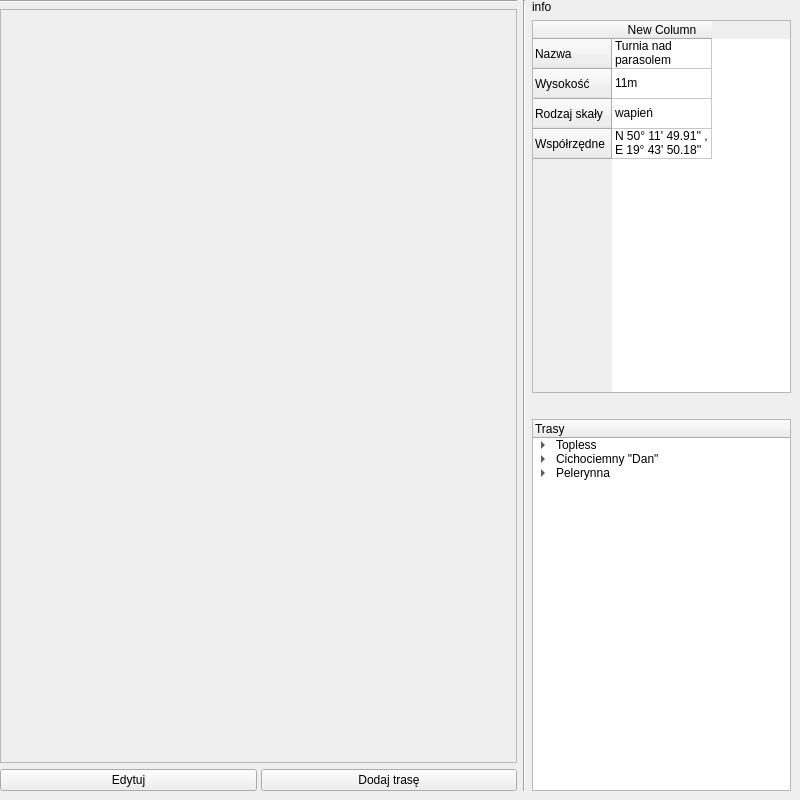
First picture: the form in skalka.ui, repository SzaryKarton/Kamyczki-, before the edit.
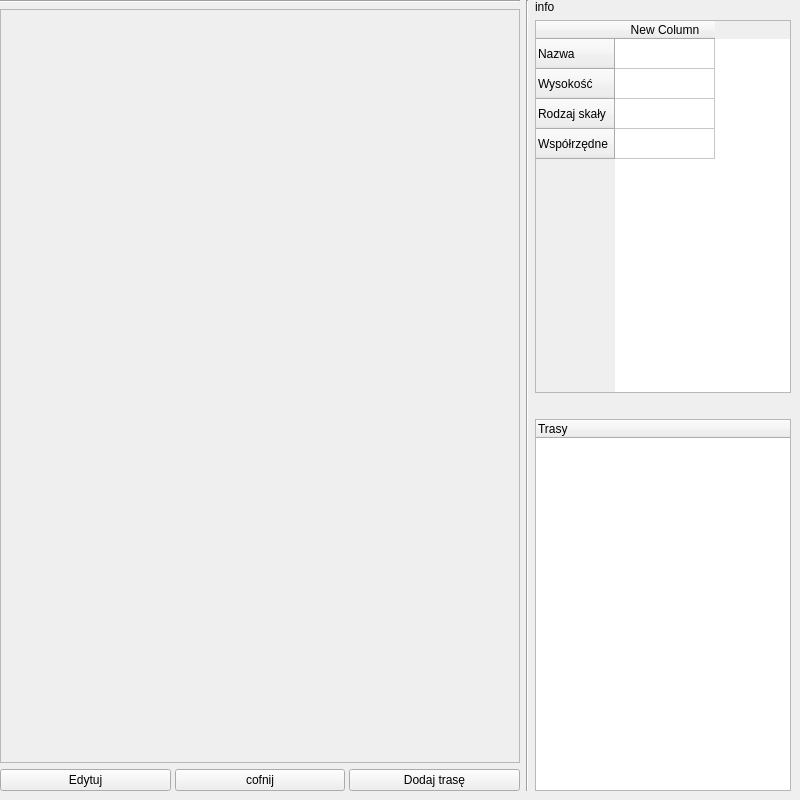
Second picture: the form after the edit. Icons and pictures are not drawn.

The edit to the form file:
```diff
--- a/skalka.ui
+++ b/skalka.ui
@@ -22,7 +22,7 @@
      <height>791</height>
     </rect>
    </property>
-   <layout class="QHBoxLayout" name="horizontalLayout" stretch="2,0,1">
+   <layout class="QHBoxLayout" name="horizontalLayout" stretch="2,0,0">
     <item>
      <layout class="QVBoxLayout" name="verticalLayout" stretch="0,3,1">
       <item>
@@ -46,7 +46,7 @@
        </widget>
       </item>
       <item>
-       <layout class="QHBoxLayout" name="horizontalLayout_3" stretch="0,0">
+       <layout class="QHBoxLayout" name="horizontalLayout_3" stretch="0,0,0">
         <property name="spacing">
          <number>4</number>
         </property>
@@ -61,7 +61,14 @@
          </widget>
         </item>
         <item>
-         <widget class="QPushButton" name="pushButton">
+         <widget class="QPushButton" name="cofnij">
+          <property name="text">
+           <string>cofnij</string>
+          </property>
+         </widget>
+        </item>
+        <item>
+         <widget class="QPushButton" name="dodajTrase">
           <property name="text">
            <string>Dodaj trasę</string>
           </property>
@@ -116,22 +123,22 @@
         </column>
         <item row="0" column="0">
          <property name="text">
-          <string>Turnia nad parasolem</string>
+          <string/>
          </property>
         </item>
         <item row="1" column="0">
          <property name="text">
-          <string>11m</string>
+          <string/>
          </property>
         </item>
         <item row="2" column="0">
          <property name="text">
-          <string>wapień</string>
+          <string/>
          </property>
         </item>
         <item row="3" column="0">
          <property name="text">
-          <string>N 50° 11' 49.91'' , E 19° 43' 50.18''</string>
+          <string/>
          </property>
         </item>
        </widget>
@@ -152,33 +159,8 @@
         </column>
         <item>
          <property name="text">
-          <string>Topless</string>
+          <string/>
          </property>
-         <item>
-          <property name="text">
-           <string>VI.2</string>
-          </property>
-         </item>
-        </item>
-        <item>
-         <property name="text">
-          <string>Cichociemny &quot;Dan&quot;</string>
-         </property>
-         <item>
-          <property name="text">
-           <string>VI.3</string>
-          </property>
-         </item>
-        </item>
-        <item>
-         <property name="text">
-          <string>Pelerynna</string>
-         </property>
-         <item>
-          <property name="text">
-           <string>VI+</string>
-          </property>
-         </item>
         </item>
        </widget>
       </item>
```
Left out of the diff: 8 changed lines with no effect on the pictures.
